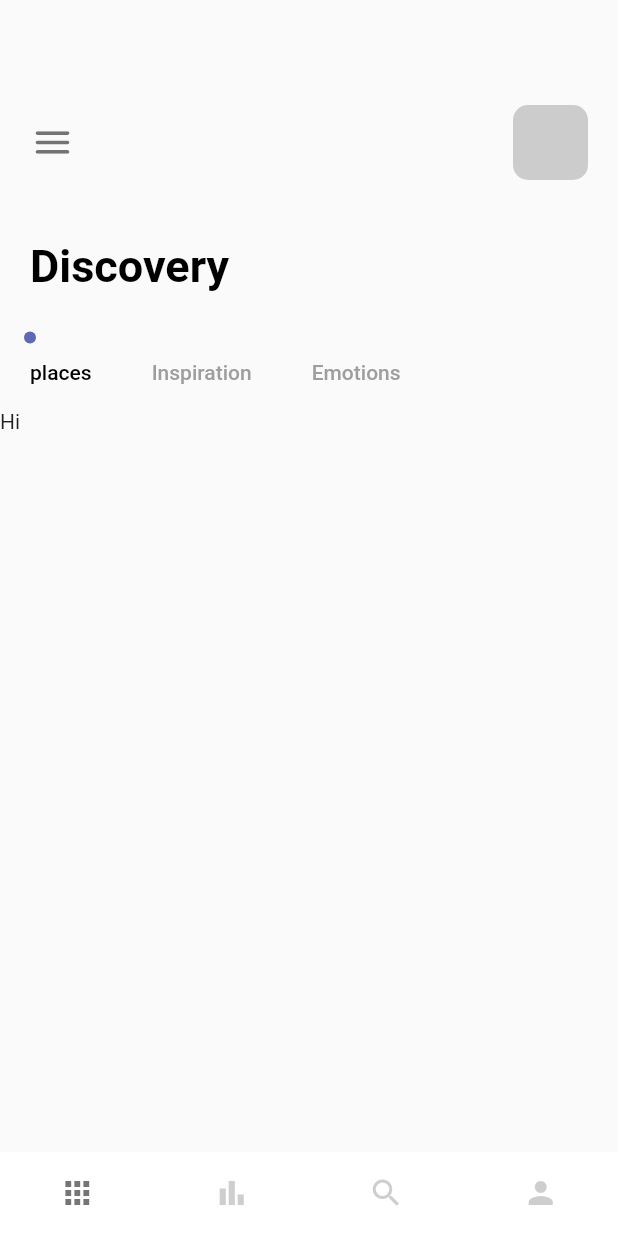
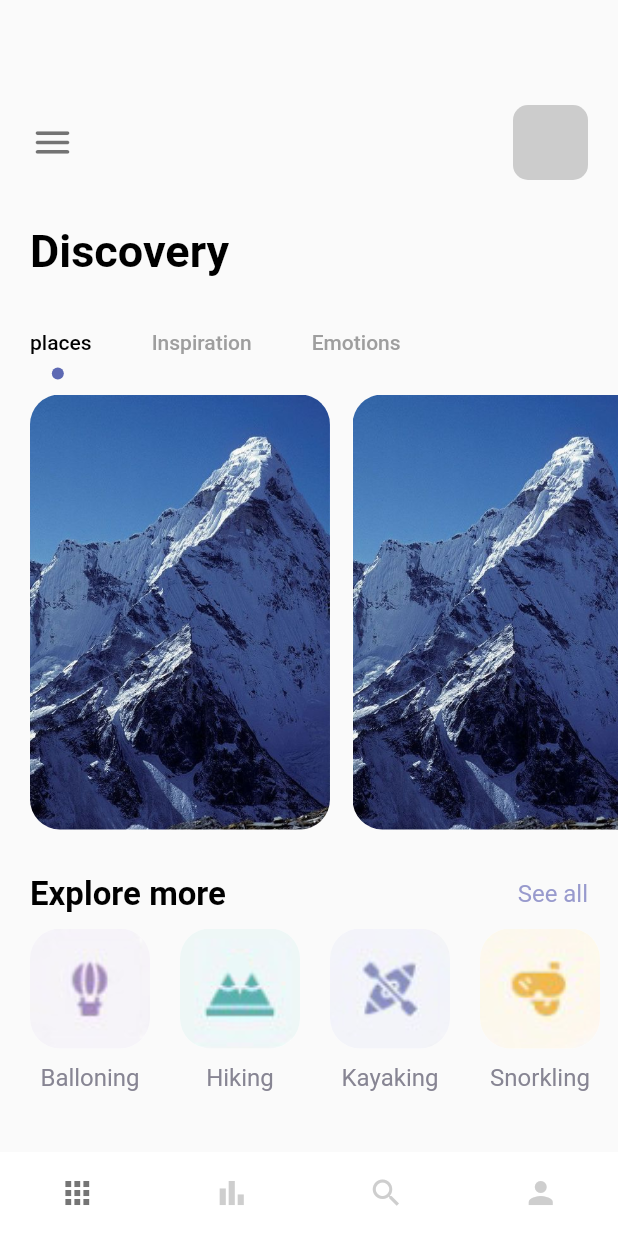
Before and after one commit to AtharvKhamkar/TravelApp, a Flutter app: the screen it shows after launch, on a phone screen of 412 x 824 dp. Run offline on Flutter 3.47's test engine with Material 2 defaults, Android fonts, the phone set to English and light mode, and no system bars.

Commit message:
Home_Page_comleted

```diff
--- a/lib/pages/navpages/home_page.dart
+++ b/lib/pages/navpages/home_page.dart
@@ -3,6 +3,7 @@ import 'package:flutter/material.dart';
 import 'package:travel_app/misc/colors.dart';
 
 import 'package:travel_app/widget/app_large_text.dart';
+import 'package:travel_app/widget/app_text.dart';
 
 class Homepage extends StatefulWidget {
   const Homepage({super.key});
@@ -12,6 +13,12 @@ class Homepage extends StatefulWidget {
 }
 
 class _HomepageState extends State<Homepage> with TickerProviderStateMixin {
+  var images = {
+    "balloning.png": "Balloning",
+    "hiking.png": "Hiking",
+    "kayaking.png": "Kayaking",
+    "snorkling.png": "Snorkling"
+  };
   @override
   Widget build(BuildContext context) {
     TabController _tabController = TabController(length: 3, vsync: this);
@@ -38,7 +45,7 @@ class _HomepageState extends State<Homepage> with TickerProviderStateMixin {
             ),
           ),
           SizedBox(
-            height: 40,
+            height: 30,
           ),
           //Discovery Text
           Container(
@@ -46,7 +53,7 @@ class _HomepageState extends State<Homepage> with TickerProviderStateMixin {
             child: AppLargeText(text: "Discovery"),
           ),
           SizedBox(
-            height: 30,
+            height: 20,
           ),
           //Tab Bar
           Container(
@@ -70,13 +77,94 @@ class _HomepageState extends State<Homepage> with TickerProviderStateMixin {
             ),
           ),
           Container(
+            padding: const EdgeInsets.only(left: 20, top: 10),
             height: 300,
             width: double.infinity,
             child: TabBarView(
               controller: _tabController,
-              children: [Text("Hi"), Text("There"), Text("Bye")],
+              children: [
+                ListView.builder(
+                    itemCount: 3,
+                    scrollDirection: Axis.horizontal,
+                    itemBuilder: (BuildContext context, int index) {
+                      return Container(
+                        margin: const EdgeInsets.only(right: 15),
+                        width: 200,
+                        height: 300,
+                        decoration: BoxDecoration(
+                          borderRadius: BorderRadius.circular(20),
+                          color: Colors.white,
+                          image: DecorationImage(
+                            image: AssetImage("assets/img/mountain.jpeg"),
+                            fit: BoxFit.cover,
+                          ),
+                        ),
+                      );
+                    }),
+                Text("There"),
+                Text("Bye")
+              ],
             ),
-          )
+          ),
+          SizedBox(
+            height: 30,
+          ),
+          Container(
+            margin: const EdgeInsets.only(left: 20, right: 20),
+            child: Row(
+              mainAxisAlignment: MainAxisAlignment.spaceBetween,
+              children: [
+                AppLargeText(
+                  text: "Explore more",
+                  size: 22,
+                ),
+                AppText(text: "See all", color: AppColors.textColor1)
+              ],
+            ),
+          ),
+          SizedBox(
+            height: 10,
+          ),
+          Container(
+              height: 120,
+              width: double.infinity,
+              margin: const EdgeInsets.only(left: 20),
+              child: ListView.builder(
+                itemCount: 4,
+                scrollDirection: Axis.horizontal,
+                itemBuilder: ((context, index) {
+                  return Container(
+                    margin: const EdgeInsets.only(right: 20),
+                    child: Column(
+                      crossAxisAlignment: CrossAxisAlignment.center,
+                      children: [
+                        Container(
+                          //margin: const EdgeInsets.only(right: 20),
+                          width: 80,
+                          height: 80,
+                          decoration: BoxDecoration(
+                            borderRadius: BorderRadius.circular(20),
+                            color: Colors.white,
+                            image: DecorationImage(
+                              image: AssetImage(
+                                  "assets/img/" + images.keys.elementAt(index)),
+                              fit: BoxFit.cover,
+                            ),
+                          ),
+                        ),
+                        SizedBox(
+                          height: 10,
+                        ),
+                        Container(
+                            child: AppText(
+                          text: images.values.elementAt(index),
+                          color: AppColors.textColor2,
+                        ))
+                      ],
+                    ),
+                  );
+                }),
+              ))
         ],
       ),
     );
@@ -113,6 +201,6 @@ class _CirclePainter extends BoxPainter {
         configuration.size!.width / 2 - radius / 2,
         configuration.size!.height - radius);
 
-    canvas.drawCircle(offset, radius, _paint);
+    canvas.drawCircle(offset + circleoffset, radius, _paint);
   }
 }
```
